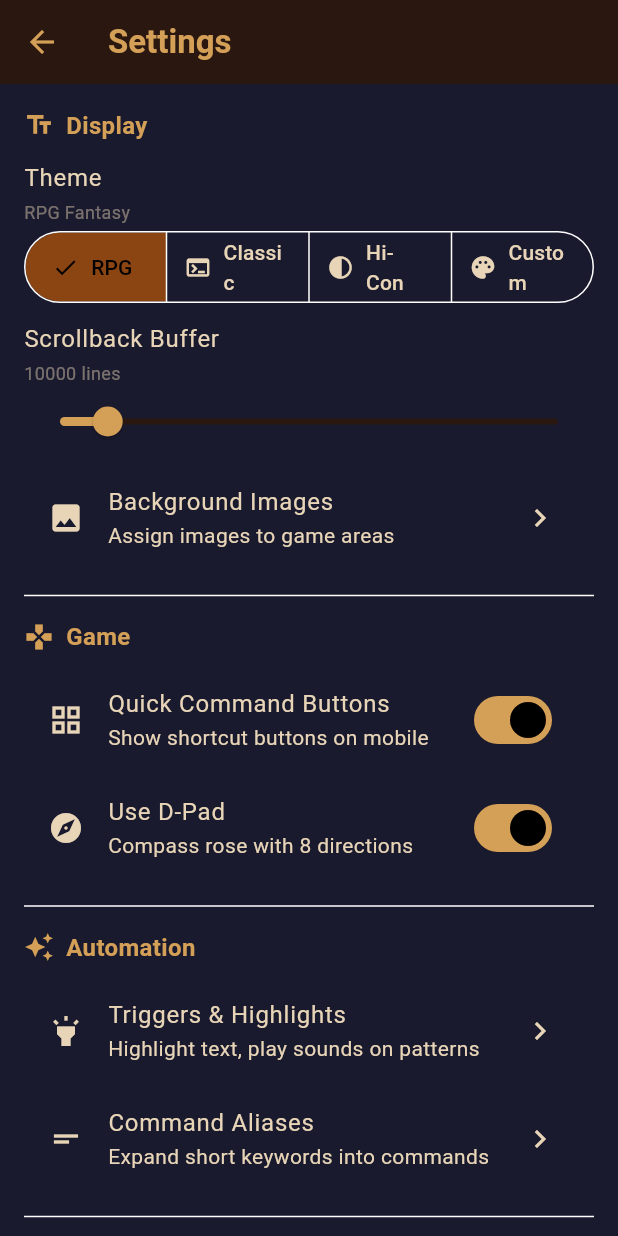
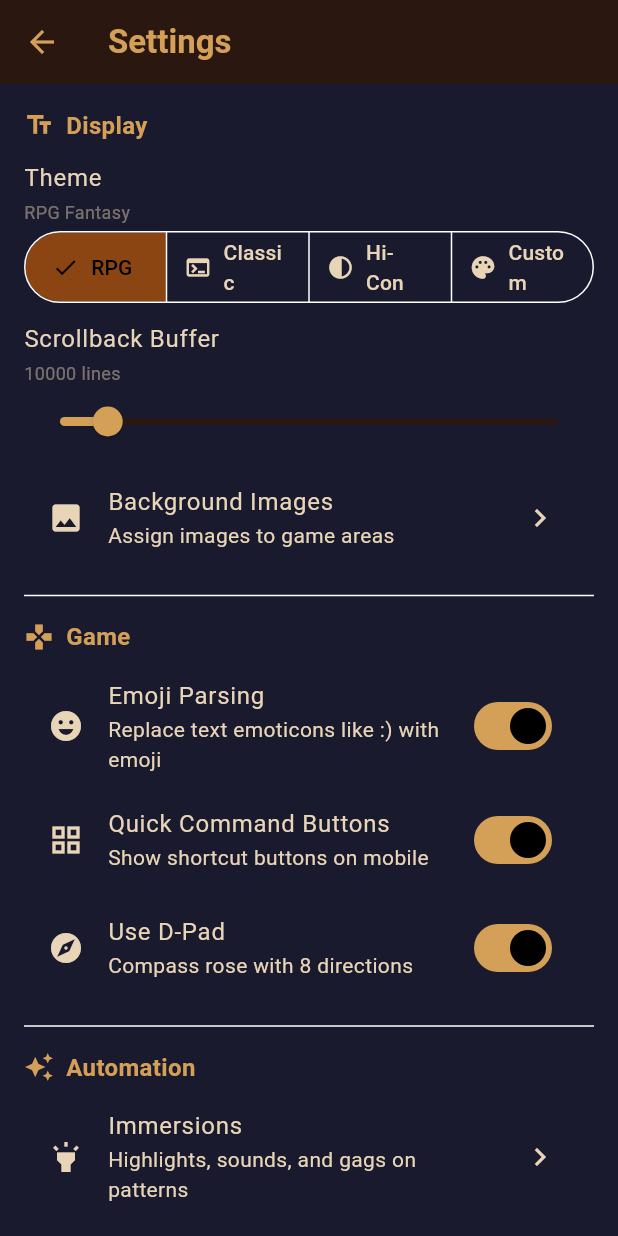
Before and after one commit to samilamti/ancient-anguish-client, a Flutter app: the SettingsScreen screen opened directly, on a phone screen of 412 x 824 dp. Run offline on Flutter 3.47's test engine with Material 3 defaults, Android fonts, the phone set to English and light mode, and no system bars; our stand-ins replace file_picker, flutter_riverpod; missing offline and left inert: flutter_soloud.

Commit message:
Rename Triggers to Immersions in all UI-facing text
Update user-visible strings across settings, home screen, and trigger
settings screen to use "Immersions" terminology, matching the config
file rename from the previous release.

Co-Authored-By: Claude Opus 4.6 <noreply@anthropic.com>

```diff
--- a/lib/ui/screens/home_screen.dart
+++ b/lib/ui/screens/home_screen.dart
@@ -72,7 +72,7 @@ class HomeScreen extends ConsumerWidget {
           // Triggers settings.
           IconButton(
             icon: const Icon(Icons.highlight, size: 20),
-            tooltip: 'Triggers & Highlights',
+            tooltip: 'Immersions',
             onPressed: () {
               Navigator.of(context).push(
                 MaterialPageRoute(
--- a/lib/ui/screens/settings_screen.dart
+++ b/lib/ui/screens/settings_screen.dart
@@ -143,6 +143,16 @@ class SettingsScreen extends ConsumerWidget {
               ),
           ],
 
+          SwitchListTile(
+            title: const Text('Emoji Parsing'),
+            subtitle: const Text(
+              'Replace text emoticons like :) with emoji',
+            ),
+            value: settings.emojiParsingEnabled,
+            onChanged: (_) => notifier.toggleEmojiParsing(),
+            secondary: const Icon(Icons.emoji_emotions),
+          ),
+
           // Quick commands toggle (mobile only).
           if (defaultTargetPlatform != TargetPlatform.windows &&
               defaultTargetPlatform != TargetPlatform.macOS) ...[
@@ -177,8 +187,8 @@ class SettingsScreen extends ConsumerWidget {
 
           ListTile(
             leading: const Icon(Icons.highlight),
-            title: const Text('Triggers & Highlights'),
-            subtitle: const Text('Highlight text, play sounds on patterns'),
+            title: const Text('Immersions'),
+            subtitle: const Text('Highlights, sounds, and gags on patterns'),
             trailing: const Icon(Icons.chevron_right),
             onTap: () {
               Navigator.of(context).push(
--- a/lib/ui/screens/trigger_settings_screen.dart
+++ b/lib/ui/screens/trigger_settings_screen.dart
@@ -19,7 +19,7 @@ class TriggerSettingsScreen extends ConsumerWidget {
 
     return Scaffold(
       appBar: AppBar(
-        title: const Text('Triggers & Highlights'),
+        title: const Text('Immersions'),
         actions: [
           IconButton(
             icon: const Icon(Icons.help_outline),
@@ -44,12 +44,12 @@ class TriggerSettingsScreen extends ConsumerWidget {
                   ),
                   const SizedBox(height: 16),
                   Text(
-                    'No triggers configured',
+                    'No immersions configured',
                     style: theme.textTheme.titleLarge,
                   ),
                   const SizedBox(height: 8),
                   Text(
-                    'Tap + to add a trigger rule',
+                    'Tap + to add an immersion rule',
                     style: TextStyle(
                       color: theme.colorScheme.onSurface.withAlpha(120),
                     ),
@@ -84,18 +84,18 @@ class TriggerSettingsScreen extends ConsumerWidget {
     showDialog(
       context: context,
       builder: (context) => AlertDialog(
-        title: const Text('About Triggers'),
+        title: const Text('About Immersions'),
         content: const SingleChildScrollView(
           child: Text(
-            'Triggers match patterns in MUD output and perform '
+            'Immersions match patterns in MUD output and perform '
             'client-side actions:\n\n'
             '• Highlight — Change the color/style of matched text.\n'
             '• Play Sound — Play an MP3 when the pattern is seen.\n'
             '• Gag — Hide matching lines from the terminal.\n\n'
             'Patterns use regular expressions (regex).\n'
             'Example: "\\w+ tells you:" matches any tell.\n\n'
-            'Note: Ancient Anguish prohibits triggers that auto-send '
-            'commands. These triggers only perform visual/audio actions.',
+            'Note: Ancient Anguish prohibits immersions that auto-send '
+            'commands. These immersions only perform visual/audio actions.',
           ),
         ),
         actions: [
@@ -346,7 +346,7 @@ class _TriggerEditScreenState extends ConsumerState<_TriggerEditScreen> {
 
     return Scaffold(
       appBar: AppBar(
-        title: Text(isEditing ? 'Edit Trigger' : 'New Trigger'),
+        title: Text(isEditing ? 'Edit Immersion' : 'New Immersion'),
         actions: [
           TextButton(
             onPressed: _save,
@@ -361,7 +361,7 @@ class _TriggerEditScreenState extends ConsumerState<_TriggerEditScreen> {
           TextField(
             controller: _nameController,
             decoration: const InputDecoration(
-              labelText: 'Trigger Name',
+              labelText: 'Immersion Name',
               hintText: 'e.g., Tells, Combat hits',
             ),
           ),
```
